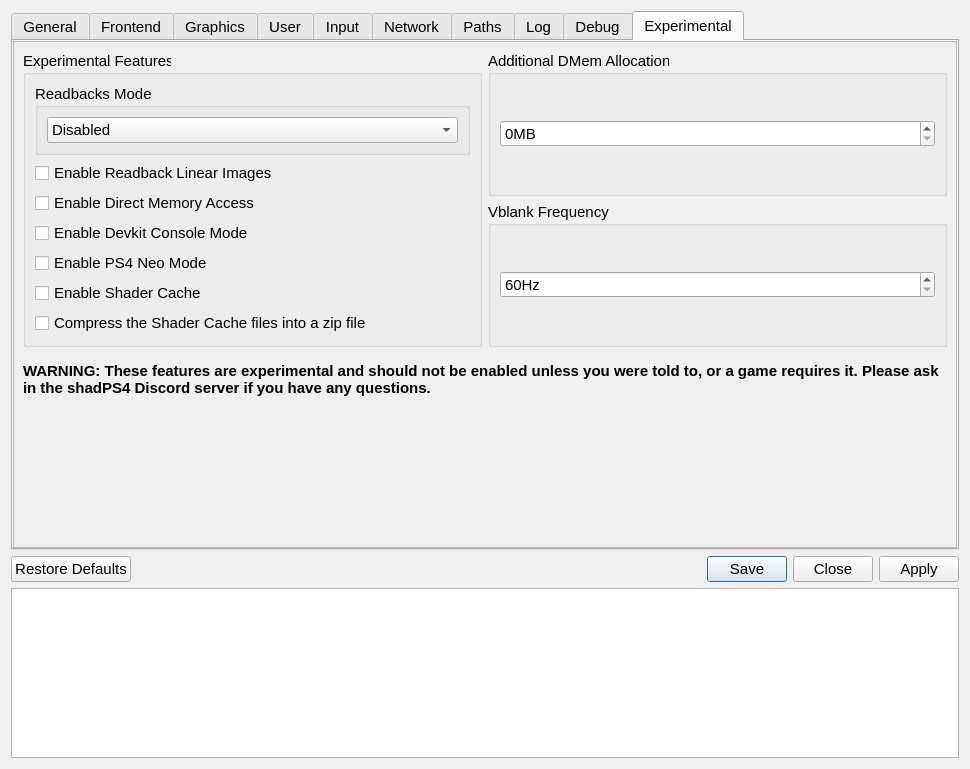
The window that src/qt_gui/settings_dialog.ui (shadps4-emu/shadps4-qtlauncher) describes before a commit, drawn with Qt 5.
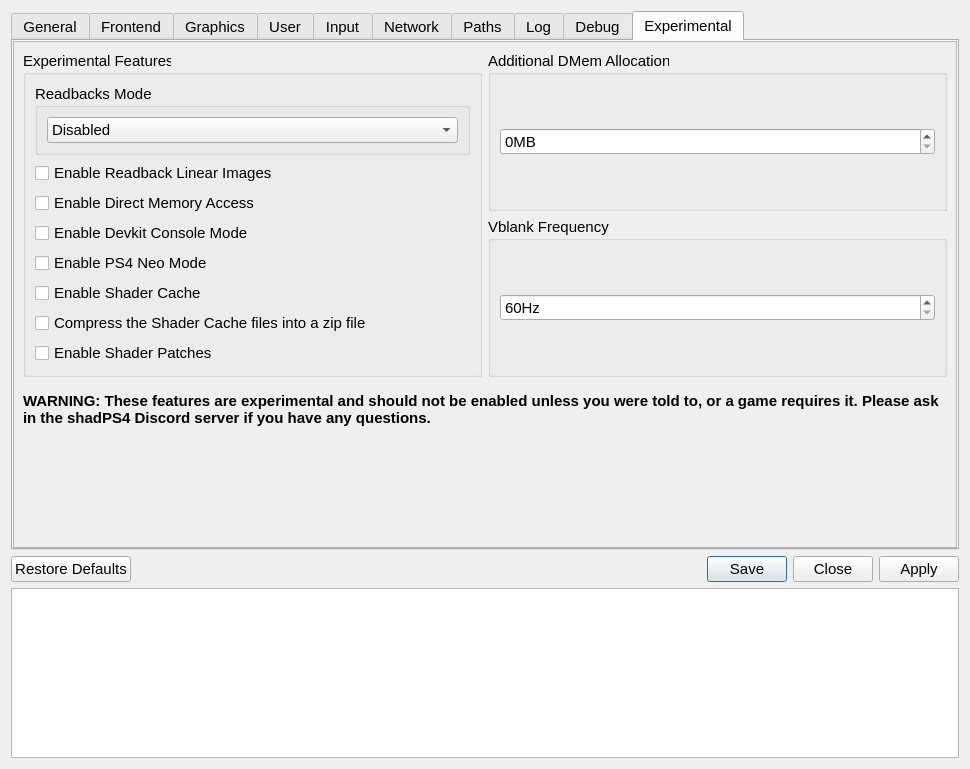
The same window after the commit. The open tabs and pages were chosen to show the change. Icons and pictures are not drawn.

Commit message:
Add the shader patches option to the Experimental settings tab
The emulator's GPU patch_shaders setting (load replacement .spv shaders
from shader/patch) could only be changed by editing config.json or the
game's custom config by hand. Add an "Enable Shader Patches" checkbox to
the Experimental tab, saved globally or per game like the other options.

What changed in the file:
```diff
--- a/src/qt_gui/settings_dialog.ui
+++ b/src/qt_gui/settings_dialog.ui
@@ -2686,6 +2686,13 @@
                  </property>
                 </widget>
                </item>
+               <item>
+                <widget class="QCheckBox" name="patchShadersCheckBox">
+                 <property name="text">
+                  <string>Enable Shader Patches</string>
+                 </property>
+                </widget>
+               </item>
               </layout>
              </widget>
             </item>
```
The commit also changes 2 other files.
